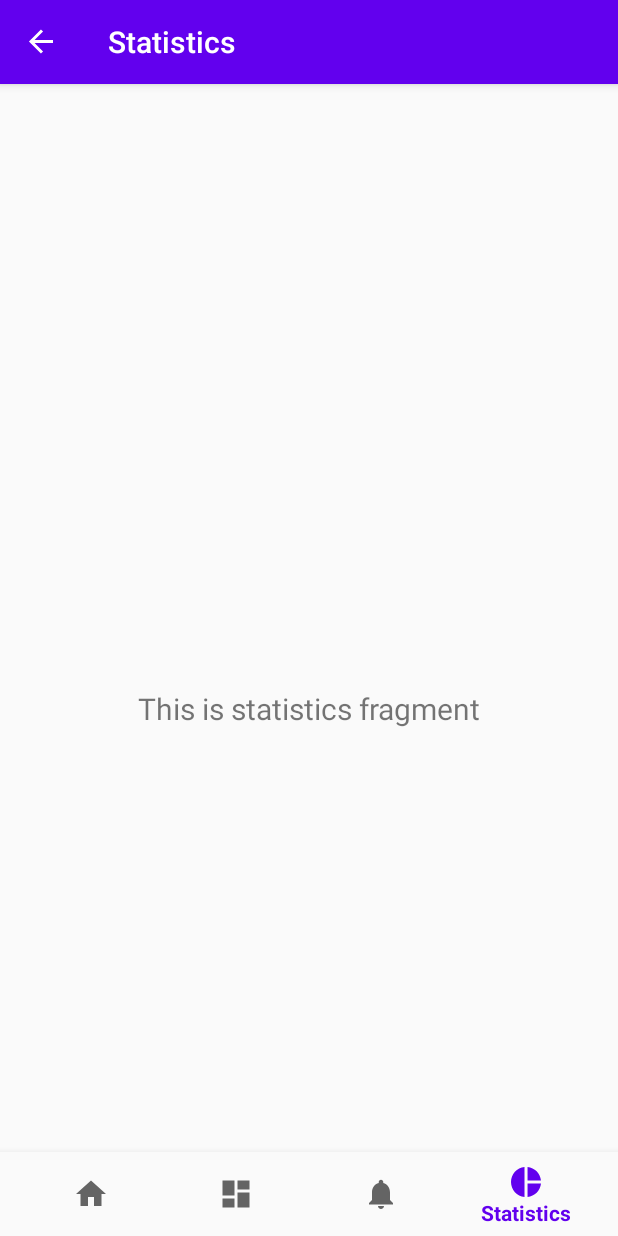
After one commit to sukhbirsekhon/FinanceTracker, an Android app: the StatisticsFragment screen opened through its navigation route, on a phone screen of 412 x 824 dp. The commit adds this screen. Run offline under Robolectric (Android 15) with nearby library versions, the phone set to English and light mode, and no system bars; our stand-ins replace navigation-ui.

Commit message:
Added statistics tab in bottom navigation bar

```diff
--- /dev/null
+++ b/app/src/main/java/home/project/group/financetracker/ui/statistics/StatisticsFragment.java
@@ -0,0 +1,35 @@
+package home.project.group.financetracker.ui.statistics;
+
+import android.os.Bundle;
+import android.view.LayoutInflater;
+import android.view.View;
+import android.view.ViewGroup;
+import android.widget.TextView;
+
+import androidx.annotation.NonNull;
+import androidx.annotation.Nullable;
+import androidx.fragment.app.Fragment;
+import androidx.lifecycle.Observer;
+import androidx.lifecycle.ViewModelProviders;
+
+import home.project.group.financetracker.R;
+
+public class StatisticsFragment extends Fragment {
+
+    private StatisticsViewModel statisticsViewModel;
+
+    public View onCreateView(@NonNull LayoutInflater inflater,
+                             ViewGroup container, Bundle savedInstanceState) {
+        statisticsViewModel =
+                ViewModelProviders.of(this).get(StatisticsViewModel.class);
+        View root = inflater.inflate(R.layout.fragment_statistics, container, false);
+        final TextView textView = root.findViewById(R.id.text_statistics);
+        statisticsViewModel.getText().observe(getViewLifecycleOwner(), new Observer<String>() {
+            @Override
+            public void onChanged(@Nullable String s) {
+                textView.setText(s);
+            }
+        });
+        return root;
+    }
+}
--- /dev/null
+++ b/app/src/main/java/home/project/group/financetracker/ui/statistics/StatisticsViewModel.java
@@ -0,0 +1,19 @@
+package home.project.group.financetracker.ui.statistics;
+
+import androidx.lifecycle.LiveData;
+import androidx.lifecycle.MutableLiveData;
+import androidx.lifecycle.ViewModel;
+
+public class StatisticsViewModel extends ViewModel {
+
+    private MutableLiveData<String> mText;
+
+    public StatisticsViewModel() {
+        mText = new MutableLiveData<>();
+        mText.setValue("This is statistics fragment");
+    }
+
+    public LiveData<String> getText() {
+        return mText;
+    }
+}
--- /dev/null
+++ b/app/src/main/res/drawable/ic_baseline_statistics_24.xml
@@ -0,0 +1,10 @@
+<vector xmlns:android="http://schemas.android.com/apk/res/android"
+    android:width="24dp"
+    android:height="24dp"
+    android:viewportWidth="24"
+    android:viewportHeight="24"
+    android:tint="?attr/colorControlNormal">
+  <path
+      android:fillColor="@android:color/white"
+      android:pathData="M11,2v20c-5.07,-0.5 -9,-4.79 -9,-10s3.93,-9.5 9,-10zM13.03,2v8.99L22,10.99c-0.47,-4.74 -4.24,-8.52 -8.97,-8.99zM13.03,13.01L13.03,22c4.74,-0.47 8.5,-4.25 8.97,-8.99h-8.97z" />
+</vector>
--- /dev/null
+++ b/app/src/main/res/layout/fragment_statistics.xml
@@ -0,0 +1,22 @@
+<?xml version="1.0" encoding="utf-8"?>
+<androidx.constraintlayout.widget.ConstraintLayout xmlns:android="http://schemas.android.com/apk/res/android"
+    xmlns:app="http://schemas.android.com/apk/res-auto"
+    xmlns:tools="http://schemas.android.com/tools"
+    android:layout_width="match_parent"
+    android:layout_height="match_parent"
+    tools:context=".ui.statistics.StatisticsFragment">
+
+    <TextView
+        android:id="@+id/text_statistics"
+        android:layout_width="match_parent"
+        android:layout_height="wrap_content"
+        android:layout_marginStart="8dp"
+        android:layout_marginTop="8dp"
+        android:layout_marginEnd="8dp"
+        android:textAlignment="center"
+        android:textSize="20sp"
+        app:layout_constraintBottom_toBottomOf="parent"
+        app:layout_constraintEnd_toEndOf="parent"
+        app:layout_constraintStart_toStartOf="parent"
+        app:layout_constraintTop_toTopOf="parent" />
+</androidx.constraintlayout.widget.ConstraintLayout>
--- a/app/src/main/res/menu/bottom_nav_menu.xml
+++ b/app/src/main/res/menu/bottom_nav_menu.xml
@@ -16,4 +16,9 @@
         android:icon="@drawable/ic_notifications_black_24dp"
         android:title="@string/title_notifications" />
 
+    <item
+        android:id="@+id/navigation_statistics"
+        android:icon="@drawable/ic_baseline_statistics_24"
+        android:title="@string/title_statistics" />
+
 </menu>
--- a/app/src/main/res/navigation/mobile_navigation.xml
+++ b/app/src/main/res/navigation/mobile_navigation.xml
@@ -22,4 +22,10 @@
         android:name="home.project.group.financetracker.ui.notifications.NotificationsFragment"
         android:label="@string/title_notifications"
         tools:layout="@layout/fragment_notifications" />
+
+    <fragment
+        android:id="@+id/navigation_statistics"
+        android:name="home.project.group.financetracker.ui.statistics.StatisticsFragment"
+        android:label="@string/title_statistics"
+        tools:layout="@layout/fragment_statistics" />
 </navigation>
--- a/app/src/main/res/values/strings.xml
+++ b/app/src/main/res/values/strings.xml
@@ -3,4 +3,5 @@
     <string name="title_home">Home</string>
     <string name="title_dashboard">Dashboard</string>
     <string name="title_notifications">Notifications</string>
+    <string name="title_statistics">Statistics</string>
 </resources>
```
